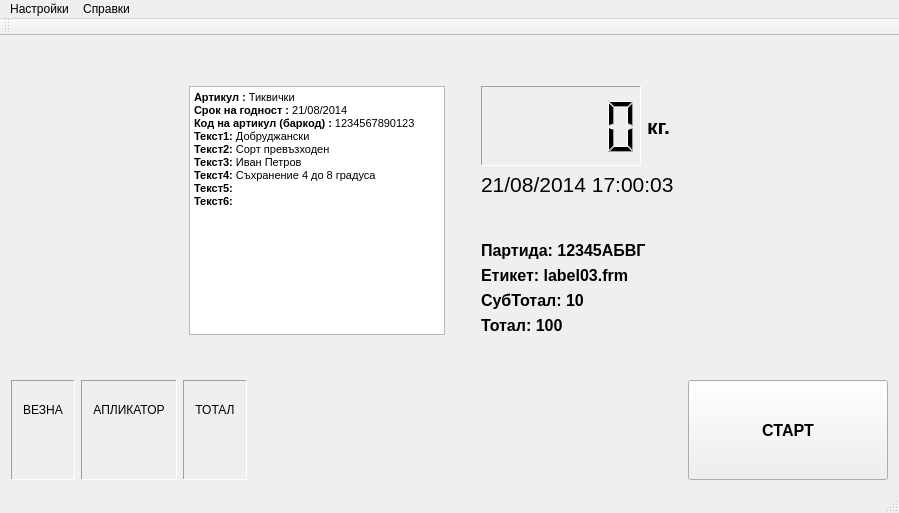
Before: the Qt Designer form mainwindow.ui in farm2440/checkweigherPrinter, drawn with Qt 5.
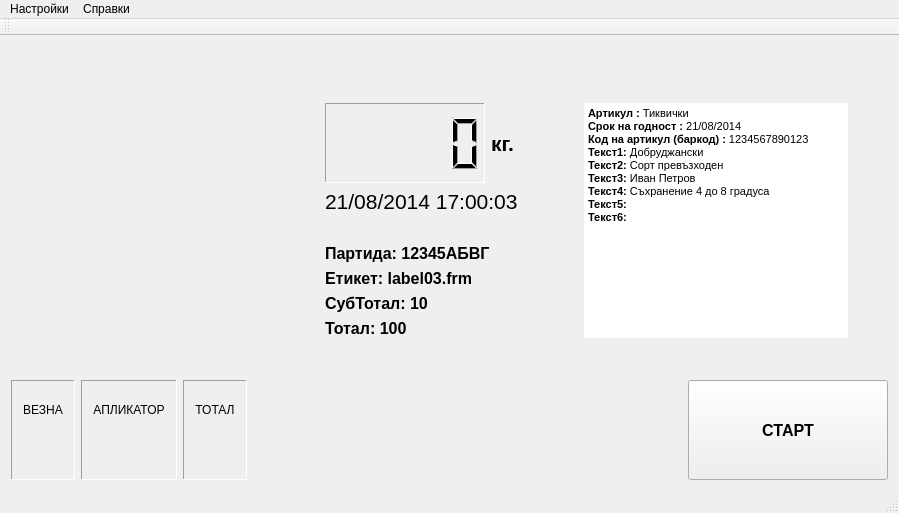
After: the same form once the commit is applied. Icons and pictures are not drawn.

Diff of the .ui file:
```diff
--- a/mainwindow.ui
+++ b/mainwindow.ui
@@ -30,38 +30,6 @@
     </item>
     <item>
      <layout class="QHBoxLayout" name="horizontalLayout_3">
-      <item>
-       <spacer name="horizontalSpacer_6">
-        <property name="orientation">
-         <enum>Qt::Horizontal</enum>
-        </property>
-        <property name="sizeHint" stdset="0">
-         <size>
-          <width>40</width>
-          <height>20</height>
-         </size>
-        </property>
-       </spacer>
-      </item>
-      <item>
-       <widget class="QTextBrowser" name="textBrowser_ItemInfo">
-        <property name="html">
-         <string>&lt;!DOCTYPE HTML PUBLIC &quot;-//W3C//DTD HTML 4.0//EN&quot; &quot;http://www.w3.org/TR/REC-html40/strict.dtd&quot;&gt;
-&lt;html&gt;&lt;head&gt;&lt;meta name=&quot;qrichtext&quot; content=&quot;1&quot; /&gt;&lt;style type=&quot;text/css&quot;&gt;
-p, li { white-space: pre-wrap; }
-&lt;/style&gt;&lt;/head&gt;&lt;body style=&quot; font-family:'MS Shell Dlg 2'; font-size:8.25pt; font-weight:400; font-style:normal;&quot;&gt;
-&lt;p style=&quot; margin-top:0px; margin-bottom:0px; margin-left:0px; margin-right:0px; -qt-block-indent:0; text-indent:0px;&quot;&gt;&lt;span style=&quot; font-size:8pt; font-weight:600;&quot;&gt;Артикул :&lt;/span&gt;&lt;span style=&quot; font-size:8pt;&quot;&gt; Тиквички&lt;/span&gt;&lt;/p&gt;
-&lt;p style=&quot; margin-top:0px; margin-bottom:0px; margin-left:0px; margin-right:0px; -qt-block-indent:0; text-indent:0px;&quot;&gt;&lt;span style=&quot; font-size:8pt; font-weight:600;&quot;&gt;Срок на годност :&lt;/span&gt;&lt;span style=&quot; font-size:8pt;&quot;&gt; 21/08/2014&lt;/span&gt;&lt;/p&gt;
-&lt;p style=&quot; margin-top:0px; margin-bottom:0px; margin-left:0px; margin-right:0px; -qt-block-indent:0; text-indent:0px;&quot;&gt;&lt;span style=&quot; font-size:8pt; font-weight:600;&quot;&gt;Код на артикул (баркод) :&lt;/span&gt;&lt;span style=&quot; font-size:8pt;&quot;&gt; 1234567890123&lt;/span&gt;&lt;/p&gt;
-&lt;p style=&quot; margin-top:0px; margin-bottom:0px; margin-left:0px; margin-right:0px; -qt-block-indent:0; text-indent:0px;&quot;&gt;&lt;span style=&quot; font-size:8pt; font-weight:600;&quot;&gt;Текст1:&lt;/span&gt;&lt;span style=&quot; font-size:8pt;&quot;&gt; Добруджански&lt;/span&gt;&lt;/p&gt;
-&lt;p style=&quot; margin-top:0px; margin-bottom:0px; margin-left:0px; margin-right:0px; -qt-block-indent:0; text-indent:0px;&quot;&gt;&lt;span style=&quot; font-size:8pt; font-weight:600;&quot;&gt;Текст2: &lt;/span&gt;&lt;span style=&quot; font-size:8pt;&quot;&gt;Сорт превъзходен&lt;/span&gt;&lt;/p&gt;
-&lt;p style=&quot; margin-top:0px; margin-bottom:0px; margin-left:0px; margin-right:0px; -qt-block-indent:0; text-indent:0px;&quot;&gt;&lt;span style=&quot; font-size:8pt; font-weight:600;&quot;&gt;Текст3: &lt;/span&gt;&lt;span style=&quot; font-size:8pt;&quot;&gt;Иван Петров&lt;/span&gt;&lt;/p&gt;
-&lt;p style=&quot; margin-top:0px; margin-bottom:0px; margin-left:0px; margin-right:0px; -qt-block-indent:0; text-indent:0px;&quot;&gt;&lt;span style=&quot; font-size:8pt; font-weight:600;&quot;&gt;Текст4: &lt;/span&gt;&lt;span style=&quot; font-size:8pt;&quot;&gt;Съхранение 4 до 8 градуса&lt;/span&gt;&lt;/p&gt;
-&lt;p style=&quot; margin-top:0px; margin-bottom:0px; margin-left:0px; margin-right:0px; -qt-block-indent:0; text-indent:0px;&quot;&gt;&lt;span style=&quot; font-size:8pt; font-weight:600;&quot;&gt;Текст5:&lt;/span&gt;&lt;/p&gt;
-&lt;p style=&quot; margin-top:0px; margin-bottom:0px; margin-left:0px; margin-right:0px; -qt-block-indent:0; text-indent:0px;&quot;&gt;&lt;span style=&quot; font-size:8pt; font-weight:600;&quot;&gt;Текст6:&lt;/span&gt;&lt;/p&gt;&lt;/body&gt;&lt;/html&gt;</string>
-        </property>
-       </widget>
-      </item>
       <item>
        <spacer name="horizontalSpacer_5">
         <property name="orientation">
@@ -78,6 +46,39 @@
         </property>
        </spacer>
       </item>
+     </layout>
+    </item>
+    <item>
+     <widget class="QFrame" name="frame">
+      <property name="frameShape">
+       <enum>QFrame::NoFrame</enum>
+      </property>
+      <property name="frameShadow">
+       <enum>QFrame::Raised</enum>
+      </property>
+      <property name="lineWidth">
+       <number>0</number>
+      </property>
+      <layout class="QHBoxLayout" name="horizontalLayout_5">
+       <property name="leftMargin">
+        <number>40</number>
+       </property>
+       <property name="rightMargin">
+        <number>40</number>
+       </property>
+       <item>
+        <spacer name="horizontalSpacer_6">
+         <property name="orientation">
+          <enum>Qt::Horizontal</enum>
+         </property>
+         <property name="sizeHint" stdset="0">
+          <size>
+           <width>40</width>
+           <height>20</height>
+          </size>
+         </property>
+        </spacer>
+       </item>
       <item>
        <layout class="QVBoxLayout" name="verticalLayout_3">
         <property name="leftMargin">
@@ -248,19 +249,32 @@
        </layout>
       </item>
       <item>
-       <spacer name="horizontalSpacer">
-        <property name="orientation">
-         <enum>Qt::Horizontal</enum>
-        </property>
-        <property name="sizeHint" stdset="0">
-         <size>
-          <width>40</width>
-          <height>20</height>
-         </size>
-        </property>
-       </spacer>
-      </item>
-     </layout>
+        <widget class="QTextBrowser" name="textBrowser_ItemInfo">
+         <property name="frameShape">
+          <enum>QFrame::NoFrame</enum>
+         </property>
+         <property name="lineWidth">
+          <number>0</number>
+         </property>
+         <property name="html">
+          <string>&lt;!DOCTYPE HTML PUBLIC &quot;-//W3C//DTD HTML 4.0//EN&quot; &quot;http://www.w3.org/TR/REC-html40/strict.dtd&quot;&gt;
+&lt;html&gt;&lt;head&gt;&lt;meta name=&quot;qrichtext&quot; content=&quot;1&quot; /&gt;&lt;style type=&quot;text/css&quot;&gt;
+p, li { white-space: pre-wrap; }
+&lt;/style&gt;&lt;/head&gt;&lt;body style=&quot; font-family:'MS Shell Dlg 2'; font-size:8.25pt; font-weight:400; font-style:normal;&quot;&gt;
+&lt;p style=&quot; margin-top:0px; margin-bottom:0px; margin-left:0px; margin-right:0px; -qt-block-indent:0; text-indent:0px;&quot;&gt;&lt;span style=&quot; font-size:8pt; font-weight:600;&quot;&gt;Артикул :&lt;/span&gt;&lt;span style=&quot; font-size:8pt;&quot;&gt; Тиквички&lt;/span&gt;&lt;/p&gt;
+&lt;p style=&quot; margin-top:0px; margin-bottom:0px; margin-left:0px; margin-right:0px; -qt-block-indent:0; text-indent:0px;&quot;&gt;&lt;span style=&quot; font-size:8pt; font-weight:600;&quot;&gt;Срок на годност :&lt;/span&gt;&lt;span style=&quot; font-size:8pt;&quot;&gt; 21/08/2014&lt;/span&gt;&lt;/p&gt;
+&lt;p style=&quot; margin-top:0px; margin-bottom:0px; margin-left:0px; margin-right:0px; -qt-block-indent:0; text-indent:0px;&quot;&gt;&lt;span style=&quot; font-size:8pt; font-weight:600;&quot;&gt;Код на артикул (баркод) :&lt;/span&gt;&lt;span style=&quot; font-size:8pt;&quot;&gt; 1234567890123&lt;/span&gt;&lt;/p&gt;
+&lt;p style=&quot; margin-top:0px; margin-bottom:0px; margin-left:0px; margin-right:0px; -qt-block-indent:0; text-indent:0px;&quot;&gt;&lt;span style=&quot; font-size:8pt; font-weight:600;&quot;&gt;Текст1:&lt;/span&gt;&lt;span style=&quot; font-size:8pt;&quot;&gt; Добруджански&lt;/span&gt;&lt;/p&gt;
+&lt;p style=&quot; margin-top:0px; margin-bottom:0px; margin-left:0px; margin-right:0px; -qt-block-indent:0; text-indent:0px;&quot;&gt;&lt;span style=&quot; font-size:8pt; font-weight:600;&quot;&gt;Текст2: &lt;/span&gt;&lt;span style=&quot; font-size:8pt;&quot;&gt;Сорт превъзходен&lt;/span&gt;&lt;/p&gt;
+&lt;p style=&quot; margin-top:0px; margin-bottom:0px; margin-left:0px; margin-right:0px; -qt-block-indent:0; text-indent:0px;&quot;&gt;&lt;span style=&quot; font-size:8pt; font-weight:600;&quot;&gt;Текст3: &lt;/span&gt;&lt;span style=&quot; font-size:8pt;&quot;&gt;Иван Петров&lt;/span&gt;&lt;/p&gt;
+&lt;p style=&quot; margin-top:0px; margin-bottom:0px; margin-left:0px; margin-right:0px; -qt-block-indent:0; text-indent:0px;&quot;&gt;&lt;span style=&quot; font-size:8pt; font-weight:600;&quot;&gt;Текст4: &lt;/span&gt;&lt;span style=&quot; font-size:8pt;&quot;&gt;Съхранение 4 до 8 градуса&lt;/span&gt;&lt;/p&gt;
+&lt;p style=&quot; margin-top:0px; margin-bottom:0px; margin-left:0px; margin-right:0px; -qt-block-indent:0; text-indent:0px;&quot;&gt;&lt;span style=&quot; font-size:8pt; font-weight:600;&quot;&gt;Текст5:&lt;/span&gt;&lt;/p&gt;
+&lt;p style=&quot; margin-top:0px; margin-bottom:0px; margin-left:0px; margin-right:0px; -qt-block-indent:0; text-indent:0px;&quot;&gt;&lt;span style=&quot; font-size:8pt; font-weight:600;&quot;&gt;Текст6:&lt;/span&gt;&lt;/p&gt;&lt;/body&gt;&lt;/html&gt;</string>
+         </property>
+        </widget>
+       </item>
+      </layout>
+     </widget>
     </item>
     <item>
      <spacer name="verticalSpacer_2">
```
Left out of the diff: 7 changed lines with no effect on the pictures. Lines whose indentation alone changed are shown as unchanged.
